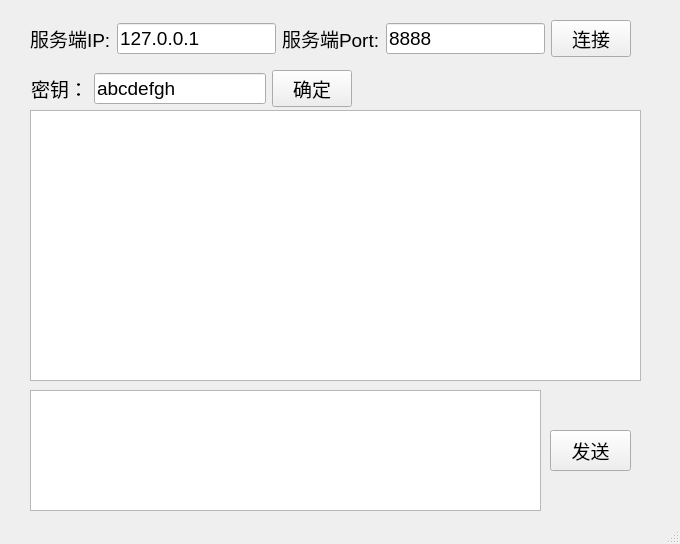
Old version of the form MainWindow/ClientWindow.ui in the repository JYBWOB/DES_Python.
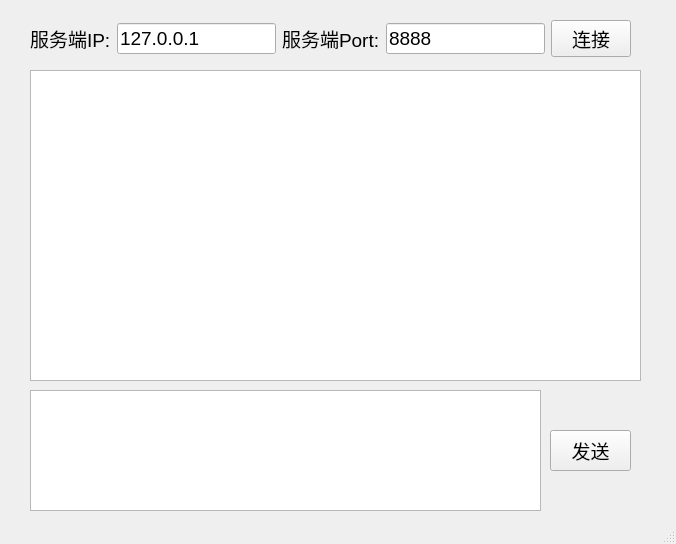
New version of the form.

Commit message: update CS UI windows

Diff of the .ui file:
```diff
--- a/MainWindow/ClientWindow.ui
+++ b/MainWindow/ClientWindow.ui
@@ -6,7 +6,7 @@
    <rect>
     <x>0</x>
     <y>0</y>
-    <width>680</width>
+    <width>676</width>
     <height>544</height>
    </rect>
   </property>
@@ -47,9 +47,9 @@
     <property name="geometry">
      <rect>
       <x>30</x>
-      <y>110</y>
+      <y>70</y>
       <width>611</width>
-      <height>271</height>
+      <height>311</height>
      </rect>
     </property>
    </widget>
@@ -100,39 +100,6 @@
      </item>
     </layout>
    </widget>
-   <widget class="QWidget" name="">
-    <property name="geometry">
-     <rect>
-      <x>31</x>
-      <y>70</y>
-      <width>321</width>
-      <height>37</height>
-     </rect>
-    </property>
-    <layout class="QHBoxLayout" name="horizontalLayout_2">
-     <item>
-      <widget class="QLabel" name="label_3">
-       <property name="text">
-        <string>密钥：</string>
-       </property>
-      </widget>
-     </item>
-     <item>
-      <widget class="QLineEdit" name="key">
-       <property name="text">
-        <string>abcdefgh</string>
-       </property>
-      </widget>
-     </item>
-     <item>
-      <widget class="QPushButton" name="setKey">
-       <property name="text">
-        <string>确定</string>
-       </property>
-      </widget>
-     </item>
-    </layout>
-   </widget>
   </widget>
   <widget class="QStatusBar" name="statusbar"/>
  </widget>
```
The commit also changes 3 other files.
